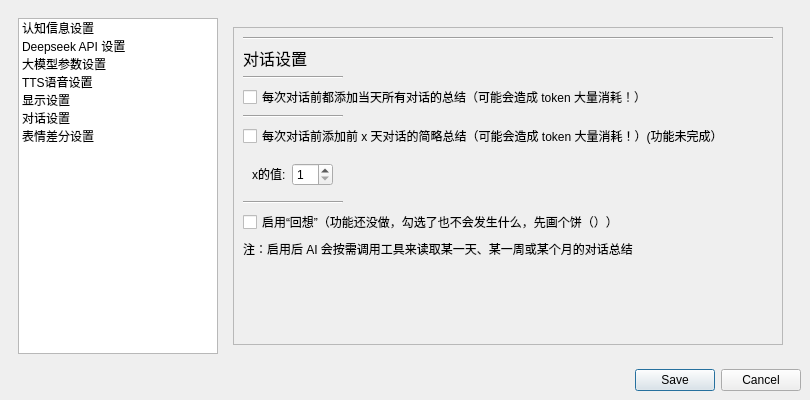
The window that app/asset/ui/setting.ui (CodeCCsky/chatWithQing) describes before a commit, drawn with Qt 5.
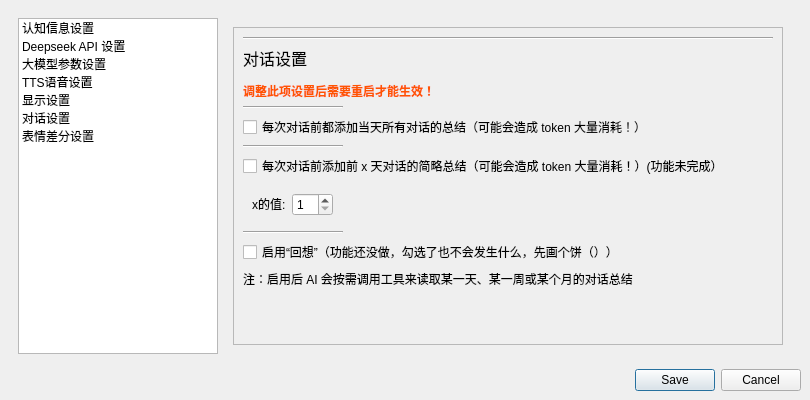
The same window after the commit. The open tabs and pages were chosen to show the change.

Commit message: 添加调整对话记录设置后重启提示

Patch:
```diff
--- a/app/asset/ui/setting.ui
+++ b/app/asset/ui/setting.ui
@@ -991,8 +991,8 @@
                <rect>
                 <x>0</x>
                 <y>0</y>
-                <width>515</width>
-                <height>206</height>
+                <width>548</width>
+                <height>315</height>
                </rect>
               </property>
               <layout class="QVBoxLayout" name="verticalLayout_23">
@@ -1006,7 +1006,7 @@
                <item>
                 <widget class="QLabel" name="talkSettingTopLabel">
                  <property name="text">
-                  <string>&lt;html&gt;&lt;head/&gt;&lt;body&gt;&lt;p&gt;&lt;span style=&quot; font-size:12pt;&quot;&gt;对话设置&lt;/span&gt;&lt;/p&gt;&lt;/body&gt;&lt;/html&gt;</string>
+                  <string>&lt;html&gt;&lt;head/&gt;&lt;body&gt;&lt;p&gt;&lt;span style=&quot; font-size:12pt;&quot;&gt;对话设置&lt;/span&gt;&lt;/p&gt;&lt;p&gt;&lt;span style=&quot; font-weight:600; color:#ff5500;&quot;&gt;调整此项设置后需要重启才能生效！&lt;/span&gt;&lt;/p&gt;&lt;/body&gt;&lt;/html&gt;</string>
                  </property>
                 </widget>
                </item>
```
Left out of the diff: 20 changed lines with no effect on the pictures. The commit also changes 1 other file.
